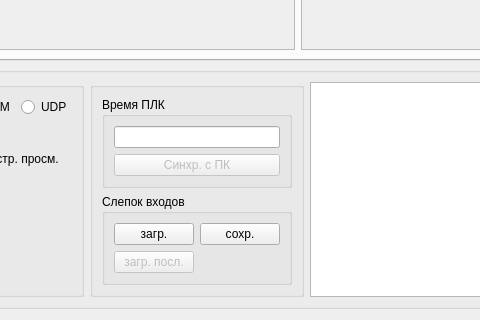
atikbif/relkonIDE, file Debugger/debuggerform.ui: the form before one commit; both pictures show x 416 to 896 and y 435 to 755 of the 1005 by 755 pixel window.
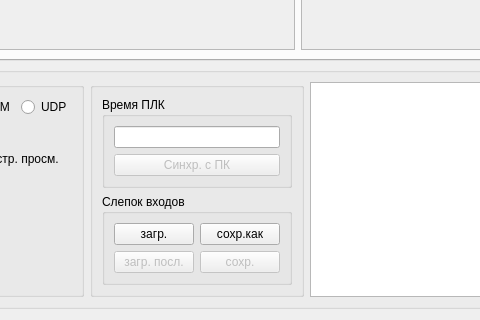
The form after the commit.

```diff
--- a/Debugger/debuggerform.ui
+++ b/Debugger/debuggerform.ui
@@ -545,6 +545,13 @@
               </property>
              </widget>
             </item>
+            <item row="0" column="1">
+             <widget class="QPushButton" name="pushButtonSaveInp">
+              <property name="text">
+               <string>сохр.как</string>
+              </property>
+             </widget>
+            </item>
             <item row="1" column="0">
              <widget class="QPushButton" name="pushButtonOpenLastInp">
               <property name="enabled">
@@ -555,8 +562,11 @@
               </property>
              </widget>
             </item>
-            <item row="0" column="1">
-             <widget class="QPushButton" name="pushButtonSaveInp">
+            <item row="1" column="1">
+             <widget class="QPushButton" name="pushButtonSaveLastInp">
+              <property name="enabled">
+               <bool>false</bool>
+              </property>
               <property name="text">
                <string>сохр.</string>
               </property>
```
